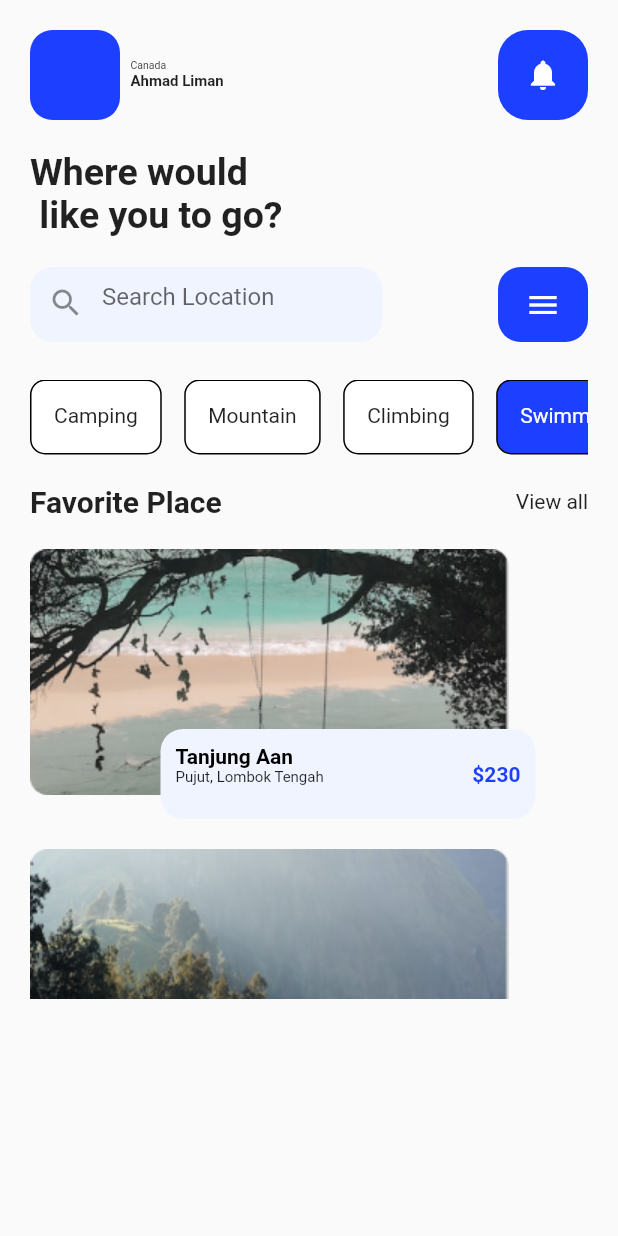
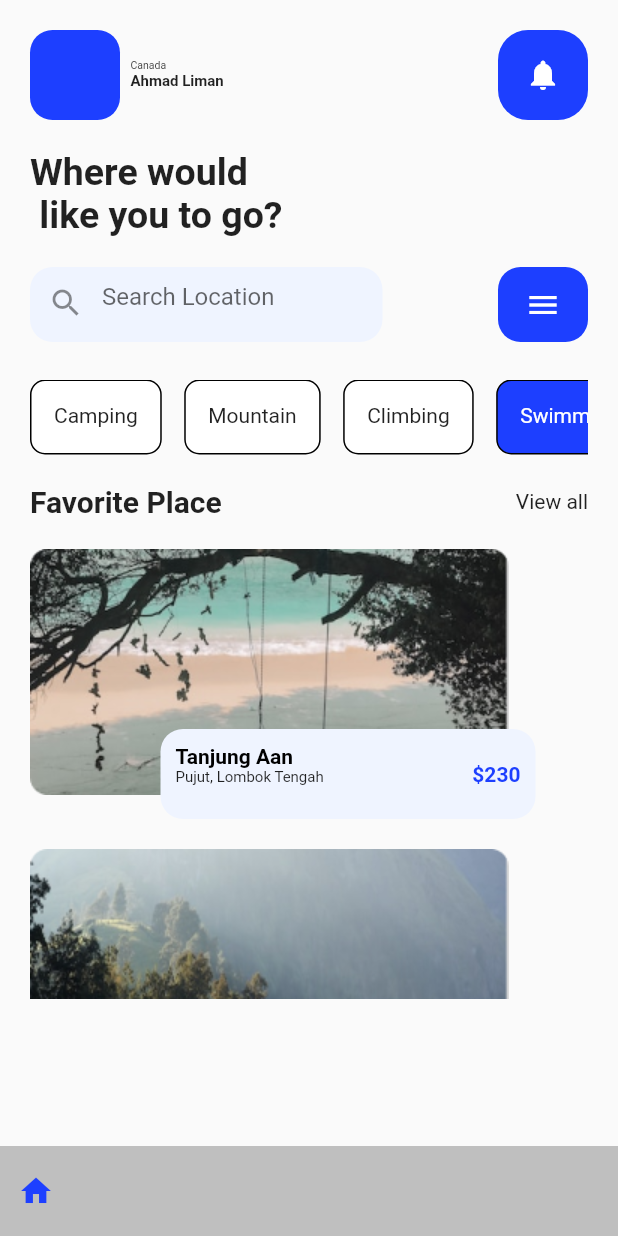
Before and after one commit to Ahmadsaniliman/TravelAppUi, a Flutter app: the HomePageView screen opened by its route, on a phone screen of 412 x 824 dp. Run offline on Flutter 3.47's test engine with Material 2 defaults, Android fonts, the phone set to English and light mode, and no system bars.

Commit message:
another commit

```diff
--- /dev/null
+++ b/lib/Constants/bottom_nav.dart
@@ -0,0 +1,66 @@
+import 'package:flutter/material.dart';
+import 'package:travelappui/Constants/colors.dart';
+import 'package:travelappui/Constants/enums.dart';
+import 'package:travelappui/Constants/routes.dart';
+
+class BottomNavAction extends StatelessWidget {
+  const BottomNavAction({
+    Key? key,
+    required this.selectedMenu,
+  }) : super(key: key);
+
+  final NavAction selectedMenu;
+
+  @override
+  Widget build(BuildContext context) {
+    return Container(
+      height: 60,
+      color: secondaryColor,
+      child: Row(
+        mainAxisAlignment: MainAxisAlignment.spaceBetween,
+        children: [
+          IconButton(
+            onPressed: () {
+              Navigator.of(context).pushNamed(
+                homePageRoute,
+              );
+            },
+            icon: Icon(
+              Icons.home,
+              color: selectedMenu == NavAction.home
+                  ? primaryColor
+                  : secondaryColor,
+            ),
+          ),
+          IconButton(
+            onPressed: () {},
+            icon: Icon(
+              Icons.person,
+              color: selectedMenu == NavAction.profile
+                  ? primaryColor
+                  : secondaryColor,
+            ),
+          ),
+          IconButton(
+            onPressed: () {},
+            icon: Icon(
+              Icons.location_city,
+              color: selectedMenu == NavAction.location
+                  ? primaryColor
+                  : secondaryColor,
+            ),
+          ),
+          IconButton(
+            onPressed: () {},
+            icon: Icon(
+              Icons.notifications,
+              color: selectedMenu == NavAction.notification
+                  ? primaryColor
+                  : secondaryColor,
+            ),
+          ),
+        ],
+      ),
+    );
+  }
+}
--- /dev/null
+++ b/lib/Constants/enums.dart
@@ -0,0 +1,6 @@
+enum NavAction {
+  home,
+  profile,
+  location,
+  notification,
+}
--- a/lib/Home/home.dart
+++ b/lib/Home/home.dart
@@ -2,6 +2,9 @@ import 'package:flutter/material.dart';
 import 'package:travelappui/Home/Components/build_app_bar.dart';
 import 'package:travelappui/Home/fav_view.dart';
 import 'package:travelappui/Home/where_to_go_info.dart';
+
+import '../Constants/bottom_nav.dart';
+import '../Constants/enums.dart';
 
 class HomePageView extends StatefulWidget {
   const HomePageView({Key? key}) : super(key: key);
@@ -31,6 +34,9 @@ class _HomePageViewState extends State<HomePageView> {
           ),
         ),
       ),
+      bottomNavigationBar: const BottomNavAction(
+        selectedMenu: NavAction.home,
+      ),
     );
   }
 }
```
